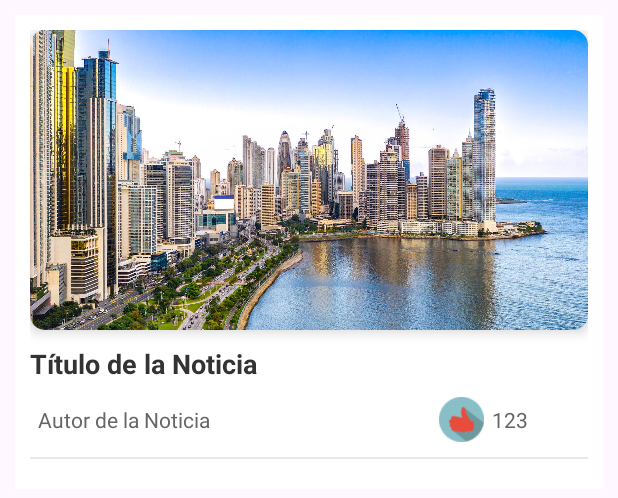
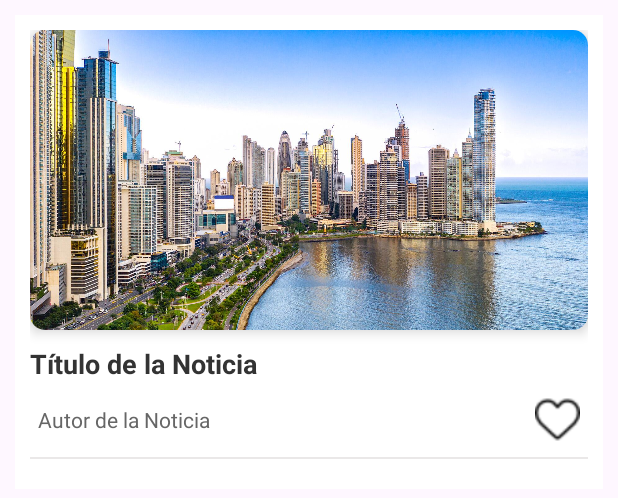
Before and after one commit to MichaelC27/NewsNowApp, an Android app: the layout noticia_layout.xml on its own in the app's theme, with its tools: preview values and no code run, on a phone screen of 412 x 824 dp. Shown: the top 498 px of the screen. Run offline under Robolectric (Android 15) with nearby library versions, the phone set to English and light mode, and no system bars; network calls fail.

Commit message:
Se actualizo el diseño de las noticias y el boton del like

```diff
--- a/app/src/main/java/com/laabbb/newsnow/Clases/noticias.java
+++ b/app/src/main/java/com/laabbb/newsnow/Clases/noticias.java
@@ -130,7 +130,7 @@ public class noticias extends Fragment implements MenuProvider{
                         jsonObject.getString("titulo"),
                         jsonObject.getString("autor"),
                         jsonObject.getString("detalle"),
-                        0,
+                        false,
                         jsonObject.getString("imagen")
                 ));
             }
--- a/app/src/main/java/com/laabbb/newsnow/InfoNoticias.java
+++ b/app/src/main/java/com/laabbb/newsnow/InfoNoticias.java
@@ -93,7 +93,7 @@ public class InfoNoticias extends AppCompatActivity {
                             jsonObject.getString("titulo"),
                             jsonObject.getString("autor"),
                             jsonObject.getString("detalle"),
-                            0,
+                            false,
                             jsonObject.getString("imagen")
 
                     );
--- a/app/src/main/res/layout/noticia_layout.xml
+++ b/app/src/main/res/layout/noticia_layout.xml
@@ -61,22 +61,8 @@
                 android:layout_width="30dp"
                 android:layout_height="30dp"
                 android:layout_marginEnd="5dp"
-                app:srcCompat="@drawable/like" />
+                app:srcCompat="@drawable/heart_inicial" />
 
-            <TextView
-                android:id="@+id/lblMegusta"
-                android:layout_width="wrap_content"
-                android:layout_height="wrap_content"
-                android:gravity="center_vertical"
-                android:text="123"
-                android:textColor="#666666" />
-
-            <ImageView
-                android:id="@+id/imgCompartir"
-                android:layout_width="30dp"
-                android:layout_height="30dp"
-                android:layout_marginStart="10dp"
-                app:srcCompat="@drawable/vizualizacion" />
         </LinearLayout>
 
         <TextView
```
Also changed, not shown: app/src/main/java/com/laabbb/newsnow/Adaptadores/NoticiaAdaptador.java (+24 -8 lines), app/src/main/java/com/laabbb/newsnow/Clases/Noticia.java (+4 -4 lines), app/src/main/res/drawable/heart_final.png (added), app/src/main/res/drawable/heart_inicial.png (added).
